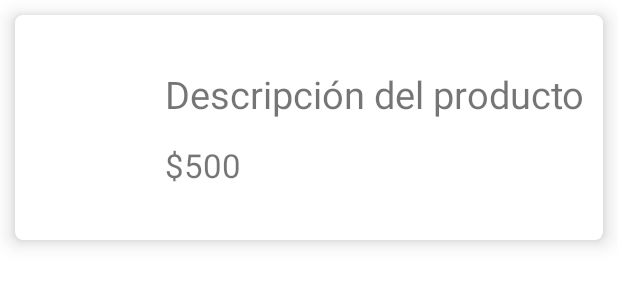
After one commit to LuzAldanaVictoria/grupo3Parcial, an Android app: the layout product_item.xml on its own in the app's theme, with its tools: preview values and no code run, on a phone screen of 412 x 824 dp. The commit adds this screen. Shown: the top 300 px of the screen. Run offline under Robolectric (Android 15) with nearby library versions, the phone set to English and light mode, and no system bars.

Commit message:
RecyclerView

```diff
--- /dev/null
+++ b/app/src/main/res/layout/product_item.xml
@@ -0,0 +1,48 @@
+<?xml version="1.0" encoding="utf-8"?>
+<!-- Tambien puede usarse CardView en lugar de esta. Para nuestro caso es lo mismo-->
+<com.google.android.material.card.MaterialCardView xmlns:android="http://schemas.android.com/apk/res/android"
+    xmlns:app="http://schemas.android.com/apk/res-auto"
+    android:layout_width="match_parent"
+    android:layout_height="wrap_content"
+    android:layout_margin="10dp"
+    android:clickable="true"
+    app:cardCornerRadius="5dp"
+    app:cardElevation="8dp">
+
+    <androidx.appcompat.widget.LinearLayoutCompat
+        android:layout_width="wrap_content"
+        android:layout_height="wrap_content"
+        android:orientation="horizontal">
+
+        <ImageView
+            android:id="@+id/product_image"
+            android:layout_width="100dp"
+            android:layout_height="150dp"
+            android:layout_gravity="center" />
+
+        <androidx.appcompat.widget.LinearLayoutCompat
+            android:layout_width="wrap_content"
+            android:layout_height="wrap_content"
+            android:layout_gravity="center"
+            android:orientation="vertical">
+
+            <TextView
+                android:id="@+id/product_description_text"
+                android:layout_width="wrap_content"
+                android:layout_height="wrap_content"
+                android:text="Descripción del producto"
+                android:textSize="25sp" />
+
+            <TextView
+                android:id="@+id/product_price_text"
+                android:layout_width="wrap_content"
+                android:layout_height="wrap_content"
+                android:layout_marginTop="15dp"
+                android:text="$500"
+                android:textSize="22sp" />
+
+        </androidx.appcompat.widget.LinearLayoutCompat>
+
+    </androidx.appcompat.widget.LinearLayoutCompat>
+
+</com.google.android.material.card.MaterialCardView>
```
Also changed, not shown: app/src/main/java/com/ort/tp3/parcialgrupo3/adapters/ProductAdapter.kt (added, +30 -0 lines), app/src/main/java/com/ort/tp3/parcialgrupo3/fragments/HomeFragment.kt (+46 -39 lines), app/src/main/java/com/ort/tp3/parcialgrupo3/holders/ProductViewHolder.kt (added, +28 -0 lines), app/src/main/java/com/ort/tp3/parcialgrupo3/listeners/OnProductClickedListener.kt (added, +10 -0 lines), app/src/main/java/com/ort/tp3/parcialgrupo3/models/Product.kt (added, +34 -0 lines), app/src/main/java/com/ort/tp3/parcialgrupo3/utils/Images.kt (added, +14 -0 lines), app/src/main/java/com/ort/tp3/parcialgrupo3/utils/UserSession.kt (added, +10 -0 lines), app/src/main/res/layout/fragment_home.xml (+22 -5 lines).
